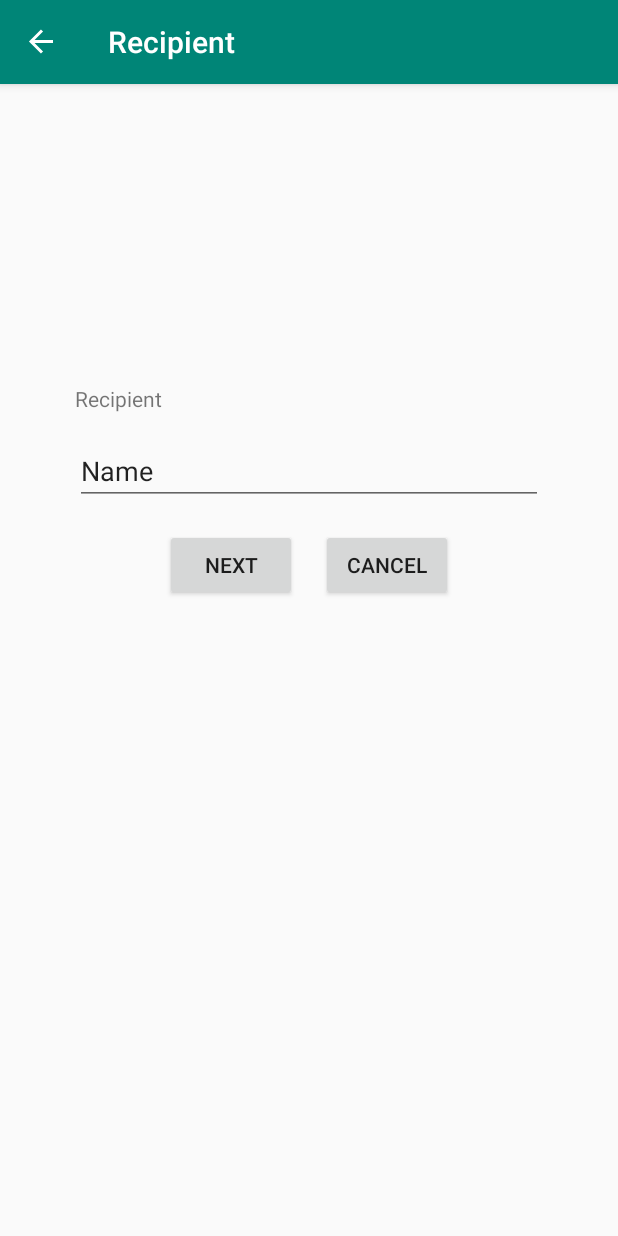
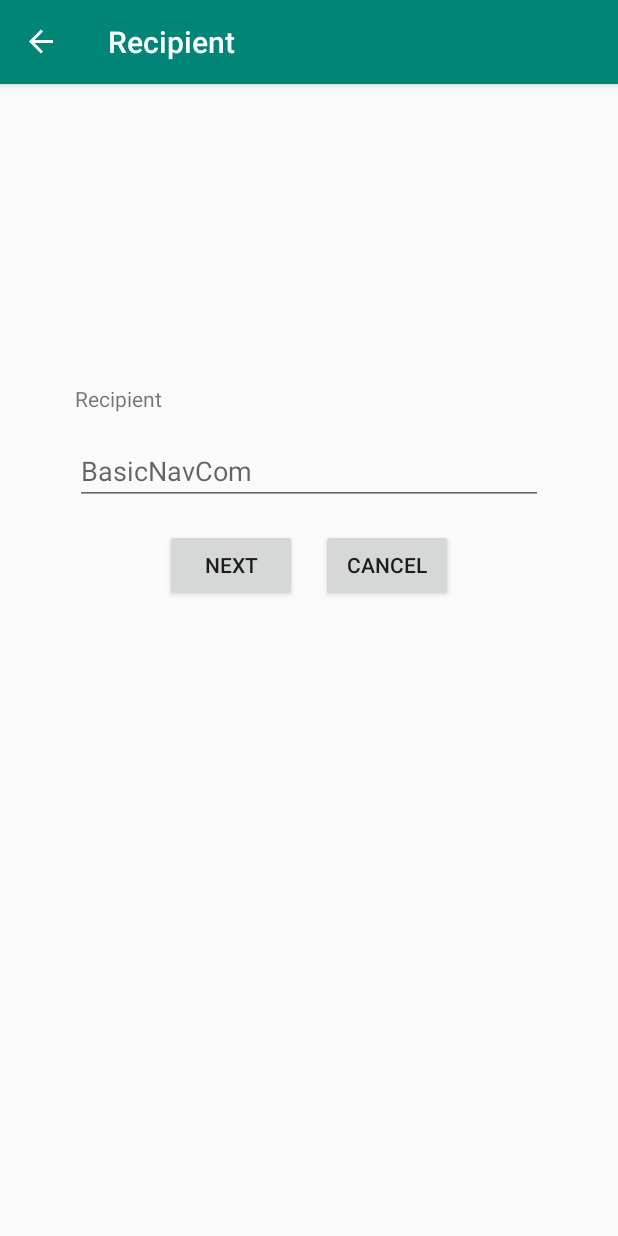
Before and after one commit to codeinger/BasicNavigationComponent, an Android app: the RecipientFragment screen opened through its navigation route, on a phone screen of 412 x 824 dp. Run offline under Robolectric (Android 15) with nearby library versions, the phone set to English and light mode, and no system bars; our stand-ins replace navigation-ui.

```diff
--- a/app/build.gradle
+++ b/app/build.gradle
@@ -1,4 +1,5 @@
 apply plugin: 'com.android.application'
+apply plugin: "androidx.navigation.safeargs"
 
 android {
     compileSdkVersion 29
--- a/app/src/main/java/com/example/basicnavcom/RecipientFragment.java
+++ b/app/src/main/java/com/example/basicnavcom/RecipientFragment.java
@@ -6,8 +6,10 @@ import android.view.LayoutInflater;
 import android.view.View;
 import android.view.ViewGroup;
 import android.widget.Button;
+import android.widget.EditText;
 
 import androidx.fragment.app.Fragment;
+import androidx.navigation.NavDirections;
 import androidx.navigation.Navigation;
 
 
@@ -19,6 +21,7 @@ public class RecipientFragment extends Fragment {
 
     View view;
     Button Next;
+    EditText editText;
 
     public RecipientFragment() {
         // Required empty public constructor
@@ -31,12 +34,14 @@ public class RecipientFragment extends Fragment {
         // Inflate the layout for this fragment
 
         view = inflater.inflate(R.layout.fragment_recipient, container, false);
+        editText = view.findViewById(R.id.editText);
 
         Next  = view.findViewById(R.id.send);
         Next.setOnClickListener(new View.OnClickListener() {
             @Override
             public void onClick(View view) {
-                Navigation.findNavController(view).navigate(R.id.action_recipientFragment_to_specifyAmountFragment);
+                NavDirections directions = RecipientFragmentDirections.actionRecipientFragmentToSpecifyAmountFragment(editText.getText().toString());
+                Navigation.findNavController(view).navigate(directions);
             }
         });
 
--- a/app/src/main/res/layout/fragment_recipient.xml
+++ b/app/src/main/res/layout/fragment_recipient.xml
@@ -25,8 +25,8 @@
         android:layout_marginTop="16dp"
         android:layout_marginEnd="50dp"
         android:ems="10"
+        android:hint="@string/app_name"
         android:inputType="textPersonName"
-        android:text="Name"
         app:layout_constraintEnd_toEndOf="parent"
         app:layout_constraintStart_toStartOf="parent"
         app:layout_constraintTop_toBottomOf="@+id/textView12" />
--- a/app/src/main/res/layout/fragment_specify_amount.xml
+++ b/app/src/main/res/layout/fragment_specify_amount.xml
@@ -25,7 +25,7 @@
         android:layout_marginEnd="50dp"
         android:ems="10"
         android:hint="$0.00"
-        android:inputType="textPersonName"
+        android:inputType="number"
         app:layout_constraintEnd_toEndOf="parent"
         app:layout_constraintStart_toStartOf="parent"
         app:layout_constraintTop_toBottomOf="@+id/textView12" />
--- a/app/src/main/res/navigation/main.xml
+++ b/app/src/main/res/navigation/main.xml
@@ -36,7 +36,14 @@
         android:id="@+id/confirmationFragment2"
         android:name="com.example.basicnavcom.ConfirmationFragment"
         android:label="Confirmation"
-        tools:layout="@layout/fragment_confirmation" />
+        tools:layout="@layout/fragment_confirmation" >
+        <argument
+            android:name="name"
+            app:argType="string" />
+        <argument
+            android:name="amount"
+            app:argType="integer" />
+    </fragment>
     <fragment
         android:id="@+id/recipientFragment"
         android:name="com.example.basicnavcom.RecipientFragment"
@@ -62,6 +69,9 @@
             app:popExitAnim="@anim/slide_out_right"
             app:enterAnim="@anim/slide_in_right"
             app:exitAnim="@anim/slide_out_left"/>
+        <argument
+            android:name="name"
+            app:argType="string" />
     </fragment>
     <fragment
         android:id="@+id/transactionFragment"
--- a/build.gradle
+++ b/build.gradle
@@ -7,7 +7,9 @@ buildscript {
 
     }
     dependencies {
+        def nav_version = "2.1.0-beta02"
         classpath 'com.android.tools.build:gradle:3.4.2'
+        classpath "androidx.navigation:navigation-safe-args-gradle-plugin:$nav_version"
 
         // NOTE: Do not place your application dependencies here; they belong
         // in the individual module build.gradle files
```
Also changed, not shown: app/src/main/java/com/example/basicnavcom/ConfirmationFragment.java (+14 -2 lines), app/src/main/java/com/example/basicnavcom/SpecifyAmountFragment.java (+12 -2 lines), app/src/main/res/layout/fragment_confirmation.xml (+4 -4 lines).
